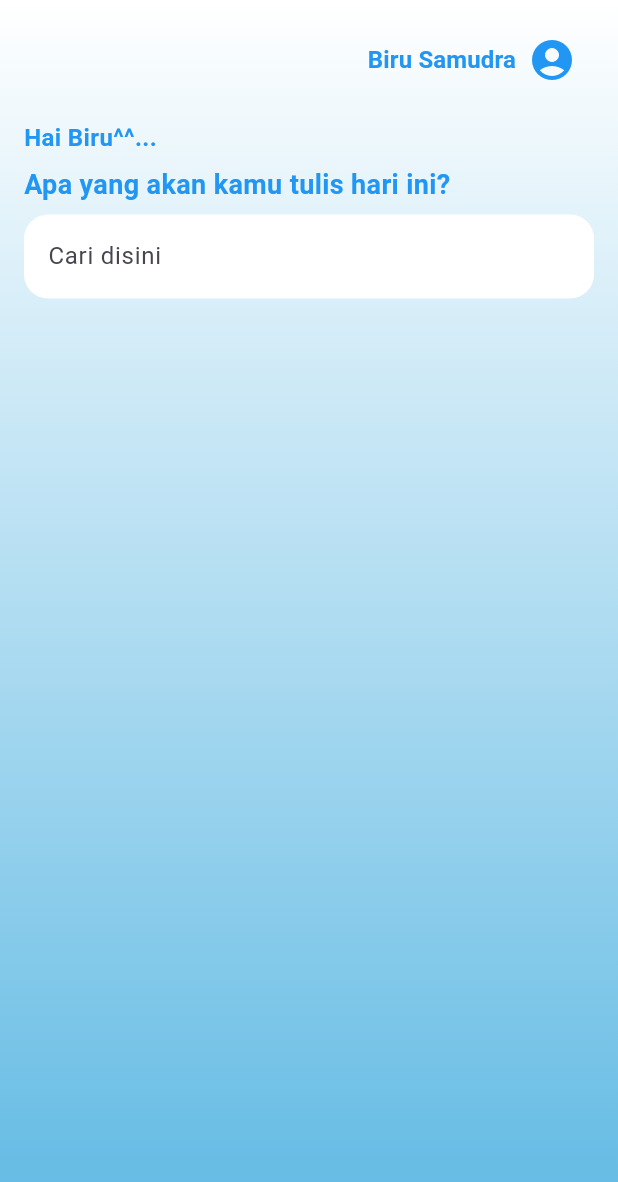
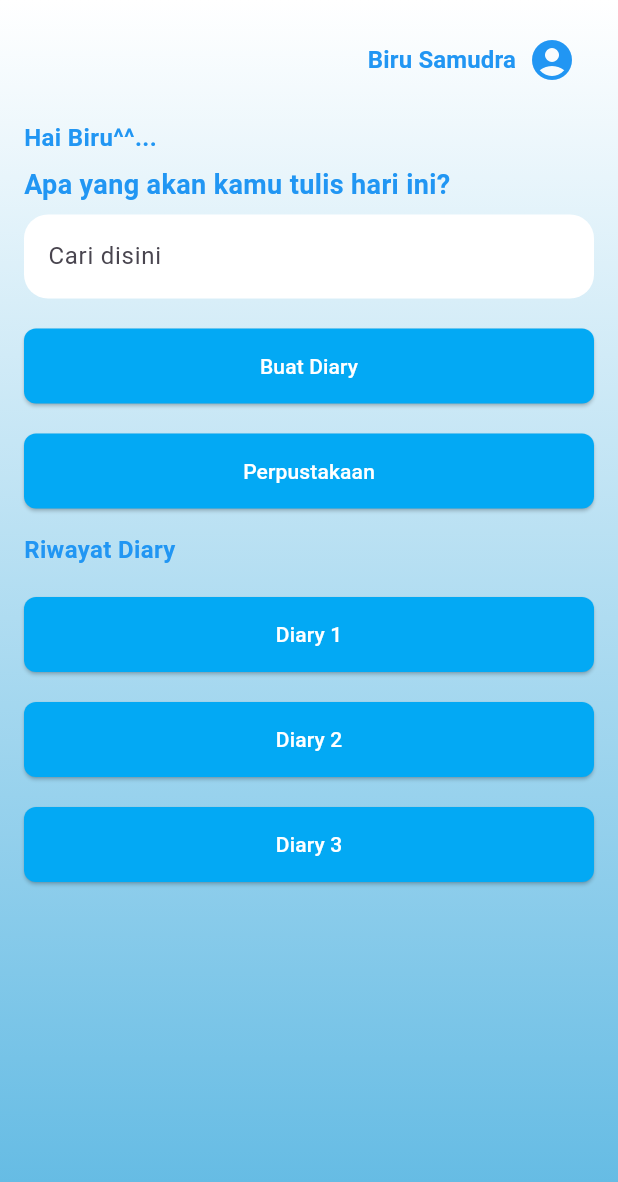
Before and after one commit to uinsaga-pmob/3A-02, a Flutter app: the BerandaPage screen opened directly, on a phone screen of 412 x 824 dp. Shown: the top 1182 px of the screen. Run offline on Flutter 3.47's test engine with Material 3 defaults, Android fonts, the phone set to English and light mode, and no system bars.

Commit message:
Saya menambahkan button buat diary, perpustakaan, diary 1, diary2, dan diary 3 di beranda_page

```diff
--- a/lib/beranda_page.dart
+++ b/lib/beranda_page.dart
@@ -1,7 +1,12 @@
+import 'package:app_3a_02/buat_page.dart';
+import 'package:app_3a_02/diary1_page.dart';
+import 'package:app_3a_02/diary2_page.dart';
+import 'package:app_3a_02/diary3_page.dart';
+import 'package:app_3a_02/perpustakaan_page.dart';
 import 'package:flutter/material.dart';
 import 'package:app_3a_02/profil_page.dart';
 
-class BerandaPage extends StatelessWidget{
+class BerandaPage extends StatelessWidget {
   const BerandaPage({super.key});
 
   @override
@@ -15,28 +20,27 @@ class BerandaPage extends StatelessWidget{
             gradient: LinearGradient(
               begin: Alignment.topCenter,
               end: Alignment.bottomCenter,
-              colors: [
-                Colors.white,
-                Color(0xFF5FB9E3),
-              ],
+              colors: [Colors.white, Color(0xFF5FB9E3)],
             ),
           ),
           padding: const EdgeInsets.all(16.0),
           child: Column(
             crossAxisAlignment: CrossAxisAlignment.start,
             children: [
-
               Align(
                 alignment: Alignment.centerRight,
                 child: TextButton(
                   onPressed: () {
                     Navigator.push(
                       context,
-                      MaterialPageRoute(builder: (context) => const ProfilPage()),
+                      MaterialPageRoute(
+                        builder: (context) => const ProfilPage(),
+                      ),
                     );
                   },
                   child: Row(
-                    mainAxisSize: MainAxisSize.min, // agar tidak memenuhi lebar parent
+                    mainAxisSize:
+                        MainAxisSize.min, // agar tidak memenuhi lebar parent
                     children: [
                       Text(
                         "Biru Samudra",
@@ -84,10 +88,114 @@ class BerandaPage extends StatelessWidget{
                   ),
                 ),
               ),
+              SizedBox(height: 20),
+              ElevatedButton(
+                onPressed: () => {
+                  Navigator.push(
+                    context,
+                    MaterialPageRoute(builder: (context) => BuatPage()),
+                  ),
+                },
+                style: ElevatedButton.styleFrom(
+                  backgroundColor: Colors.lightBlue,
+                  shape: RoundedRectangleBorder(
+                    borderRadius: BorderRadiusGeometry.circular(8),
+                  ),
+                  minimumSize: Size(double.infinity, 50),
+                ),
+                child: Text(
+                  "Buat Diary",
+                  style: TextStyle(color: Colors.white),
+                ),
+              ),
+              SizedBox(height: 20),
+              ElevatedButton(
+                onPressed: () => {
+                  Navigator.push(
+                    context,
+                    MaterialPageRoute(builder: (context) => PerpustakaanPage()),
+                  ),
+                },
+                style: ElevatedButton.styleFrom(
+                  backgroundColor: Colors.lightBlue,
+                  shape: RoundedRectangleBorder(
+                    borderRadius: BorderRadiusGeometry.circular(8),
+                  ),
+                  minimumSize: Size(double.infinity, 50),
+                ),
+                child: Text(
+                  "Perpustakaan",
+                  style: TextStyle(color: Colors.white),
+                ),
+              ),
+
+              SizedBox(height: 16),
+              Text(
+                "Riwayat Diary",
+                style: TextStyle(
+                  fontWeight: FontWeight.bold,
+                  fontSize: 16,
+                  color: Colors.blue,
+                ),
+              ),
+
+              SizedBox(height: 20),
+              ElevatedButton(
+                onPressed: () => {
+                  Navigator.push(
+                    context,
+                    MaterialPageRoute(builder: (context) => Diary1Page()),
+                  ),
+                },
+                style: ElevatedButton.styleFrom(
+                  backgroundColor: Colors.lightBlue,
+                  shape: RoundedRectangleBorder(
+                    borderRadius: BorderRadiusGeometry.circular(8),
+                  ),
+                  minimumSize: Size(double.infinity, 50),
+                ),
+                child: Text("Diary 1", style: TextStyle(color: Colors.white)),
+              ),
+
+              SizedBox(height: 20),
+              ElevatedButton(
+                onPressed: () => {
+                  Navigator.push(
+                    context,
+                    MaterialPageRoute(builder: (context) => Diary2Page()),
+                  ),
+                },
+                style: ElevatedButton.styleFrom(
+                  backgroundColor: Colors.lightBlue,
+                  shape: RoundedRectangleBorder(
+                    borderRadius: BorderRadiusGeometry.circular(8),
+                  ),
+                  minimumSize: Size(double.infinity, 50),
+                ),
+                child: Text("Diary 2", style: TextStyle(color: Colors.white)),
+              ),
+
+              SizedBox(height: 20),
+              ElevatedButton(
+                onPressed: () => {
+                  Navigator.push(
+                    context,
+                    MaterialPageRoute(builder: (context) => Diary3Page()),
+                  ),
+                },
+                style: ElevatedButton.styleFrom(
+                  backgroundColor: Colors.lightBlue,
+                  shape: RoundedRectangleBorder(
+                    borderRadius: BorderRadiusGeometry.circular(8),
+                  ),
+                  minimumSize: Size(double.infinity, 50),
+                ),
+                child: Text("Diary 3", style: TextStyle(color: Colors.white)),
+              ),
             ],
           ),
         ),
-      )
+      ),
     );
   }
 }
```
Also changed, not shown: lib/buat_page.dart (added, +25 -0 lines), lib/diary1_page.dart (added, +25 -0 lines), lib/diary2_page.dart (added, +25 -0 lines), lib/diary3_page.dart (added, +25 -0 lines), lib/login_page.dart (+16 -14 lines), lib/perpustakaan_page.dart (added, +25 -0 lines).
